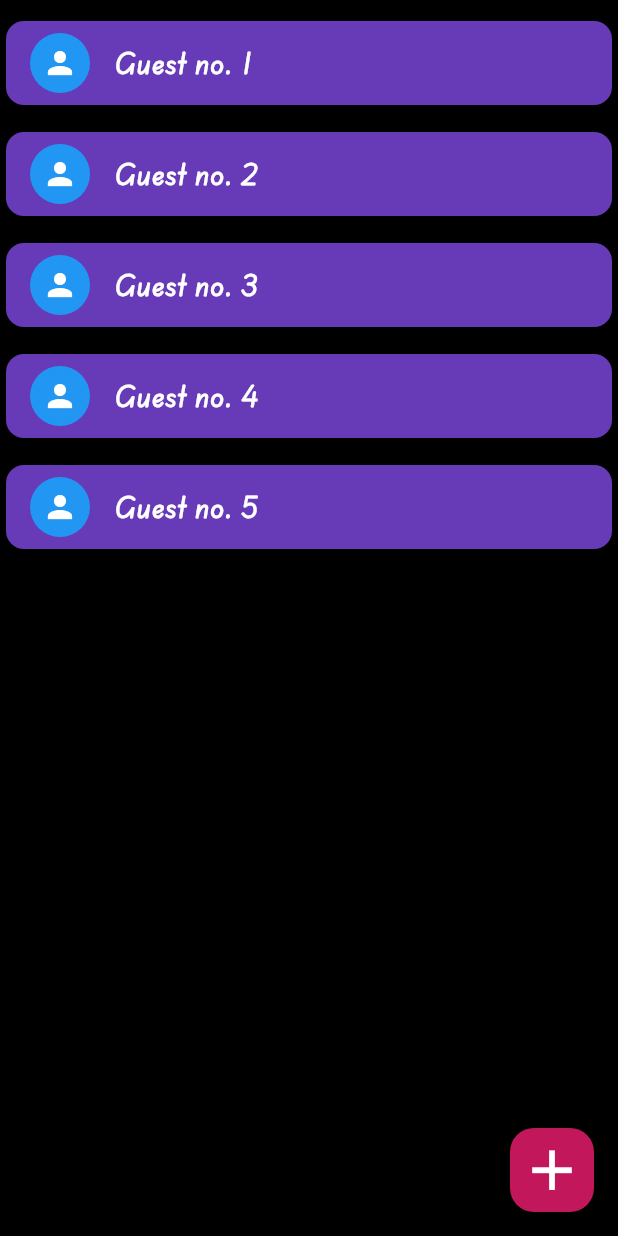
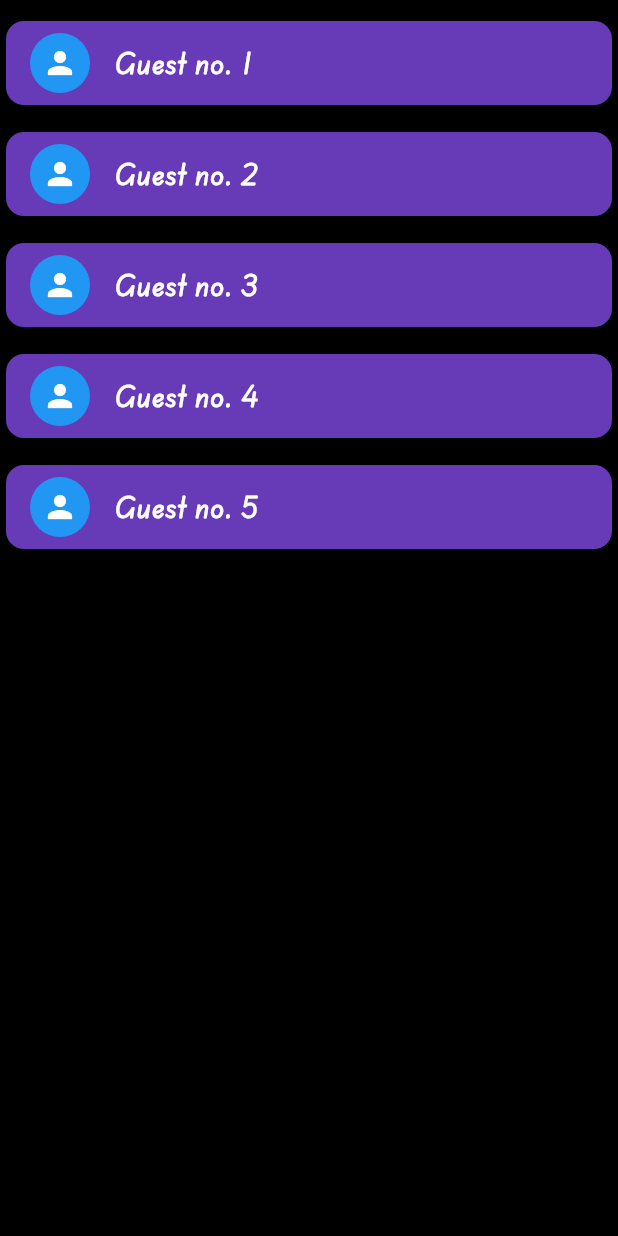
Before and after one commit to Dieto-cmd/kto-na-bibe, a Flutter app: the GuestPage screen opened directly, on a phone screen of 412 x 824 dp. Run offline on Flutter 3.47's test engine with Material 3 defaults, Android fonts, the phone set to English and light mode, and no system bars; our stand-ins replace cloud_firestore, firebase_auth, firebase_core, flutter_bloc, flutter_spinkit, google_sign_in; accounts and stored records are empty.

Commit message:
Adding guests is avaible only for hosts

```diff
--- a/lib/screens/app/guest_page.dart
+++ b/lib/screens/app/guest_page.dart
@@ -6,7 +6,8 @@ import 'package:kto_na_bibe/cubits/user_cubit.dart';
 import 'package:kto_na_bibe/screens/app/friend_selector.dart';
 
 class GuestPage extends StatefulWidget {
-  const GuestPage({super.key});
+  GuestPage({super.key, this.isHost});
+  bool? isHost;
 
   @override
   State<GuestPage> createState() => _GuestPageState();
@@ -40,7 +41,8 @@ class _GuestPageState extends State<GuestPage> {
               ),
             ),
           ),
-          floatingActionButton: FloatingActionButton(
+          floatingActionButton: (widget.isHost ?? false)
+              ? FloatingActionButton(
                   onPressed: () {
                     final userCubit = context.read<UserCubit>();
                     showDialog(
@@ -96,7 +98,8 @@ class _GuestPageState extends State<GuestPage> {
                   },
                   backgroundColor: Colors.pink[700],
                   child: Icon(Icons.add, color: Colors.white, size: 45),
-          ),
+                )
+              : null,
         );
       },
     );
```
Also changed, not shown: lib/screens/app/biba_page.dart (+10 -3 lines), lib/screens/app/future_bibas_page.dart (+23 -3 lines). Lines whose indentation alone changed are shown as unchanged.
